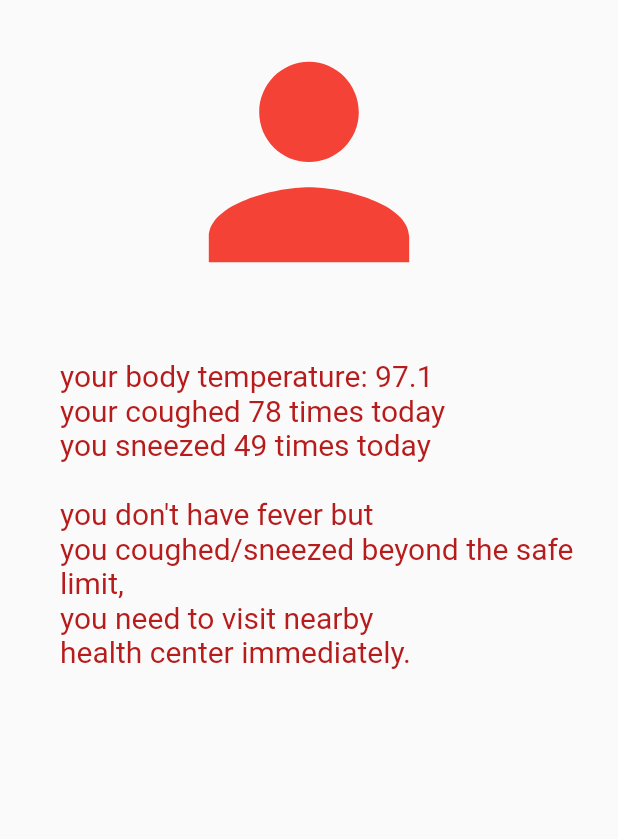
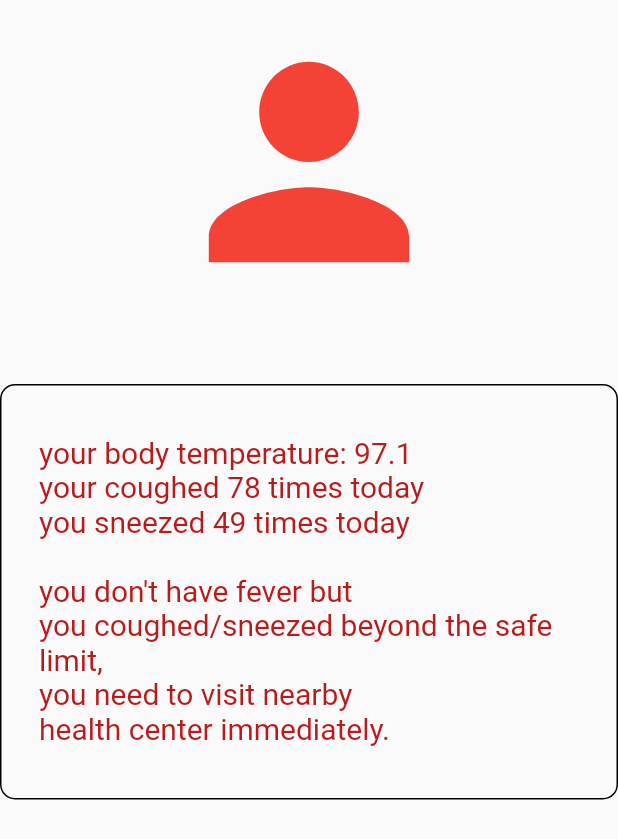
Before and after one commit to c19ceg/CovidHealthTrackerapplication, a Flutter app: the Details widget shown alone on an empty page, opened directly, on a phone screen of 412 x 824 dp. Shown: the top 839 px of the screen. Run offline on Flutter 3.47's test engine with Material 2 defaults, Android fonts, the phone set to English and light mode, and no system bars; our stand-ins replace cloud_firestore, firebase_auth; accounts and stored records are empty.

```diff
--- a/lib/Dashboard.dart
+++ b/lib/Dashboard.dart
@@ -5,6 +5,7 @@ import 'package:flutter/material.dart';
 //import 'package:firebase_auth/firebase_auth.dart';
 //import 'package:cloud_firestore/cloud_firestore.dart';
 import 'dart:math';
+import 'Login.dart';
 
 
 
@@ -17,6 +18,12 @@ class Dashboard extends StatelessWidget {
         title: Text("Dashboard"),
         centerTitle: true,
         backgroundColor: Colors.blue[900],
+        actions: <Widget>[
+          IconButton(icon: Icon(Icons.arrow_forward_ios), onPressed: (){
+            Navigator.push(context, MaterialPageRoute(builder: (context)=>Login()));
+          }
+          )
+        ],
       ),
 
       body: SingleChildScrollView(
@@ -83,9 +90,13 @@ class Details extends StatelessWidget {
               icon: Icon(Icons.person),
               color: Colors.red,
               iconSize: 200.0,
-            ),
+            ), SizedBox(height: 40.0,),
             Container(
-                padding: EdgeInsets.fromLTRB(40.0, 0.0, 0.0, 0.0),
+                decoration:  BoxDecoration(
+                  border: Border.all(width: 1.0,color: Colors.black),
+                  borderRadius: BorderRadius.all(Radius.circular(10.0)),
+                ),
+                padding: EdgeInsets.fromLTRB(25.0, 10.0, 0.0, 35.0),
                 child: Text("\nyour body temperature: $temperature \nyour coughed $cough times today \nyou sneezed $sneeze times today \n$info",style: TextStyle(color: Colors.red[900],fontSize: 20.0),)),
             //  Text(,style: TextStyle(color: Colors.red,fontSize: 12.0),),
 
@@ -111,9 +122,13 @@ class Details extends StatelessWidget {
                     icon: Icon(Icons.person),
                     color: Colors.yellowAccent,
                     iconSize: 200.0,
-                  ),
+                  ), SizedBox(height: 40.0,),
                   Container(
-                      padding: EdgeInsets.fromLTRB(40.0, 0.0, 0.0, 0.0),
+                      decoration:  BoxDecoration(
+                        border: Border.all(width: 1.0,color: Colors.black),
+                        borderRadius: BorderRadius.all(Radius.circular(10.0)),
+                      ),
+                      padding: EdgeInsets.fromLTRB(25.0, 10.0, 0.0, 35.0),
                       child: Text(
                         "\nyour body temperature: $temperature \nyour coughed $cough times today \nyou sneezed $sneeze times today \n$info",
                         style: TextStyle(
@@ -137,9 +152,13 @@ class Details extends StatelessWidget {
                     icon: Icon(Icons.person),
                     color: Colors.green,
                     iconSize: 200.0,
-                  ),
+                  ), SizedBox(height: 40.0,),
                   Container(
-                      padding: EdgeInsets.fromLTRB(40.0, 0.0, 0.0, 0.0),
+                      decoration:  BoxDecoration(
+                        border: Border.all(width: 1.0,color: Colors.black),
+                        borderRadius: BorderRadius.all(Radius.circular(10.0)),
+                      ),
+                      padding: EdgeInsets.fromLTRB(25.0, 10.0, 0.0, 35.0),
                       child: Text(
                         "\nyour body temperature: $temperature \nyour coughed $cough times today \nyou sneezed $sneeze times today \n$info",
                         style: TextStyle(
--- a/lib/mainT.dart
+++ b/lib/mainT.dart
@@ -10,12 +10,12 @@ class MyAppT extends StatelessWidget {
   Widget build(BuildContext context) {
     return MaterialApp(
       debugShowCheckedModeBanner: false,
-      home: FirstPage(),
+      home: FirstPageT(),
     );
   }
 }
 
-class FirstPage extends StatelessWidget {
+class FirstPageT extends StatelessWidget {
   @override
   Widget build(BuildContext context) {
     return Container(
@@ -115,7 +115,7 @@ class _buttonState extends State<button> {
                   onPressed: (){
                     this.setState((){
                       Navigator.push(
-                          context, MaterialPageRoute(builder: (context) => MyApp()));
+                          context, MaterialPageRoute(builder: (context) => FirstPage()));
                     });
                   },
                 ),
```
Also changed, not shown: lib/DashboardT.dart (+33 -7 lines), lib/QuestionsT.dart (+6 -6 lines), lib/main.dart (+107 -1 lines), assets/giphy.gif (added).
